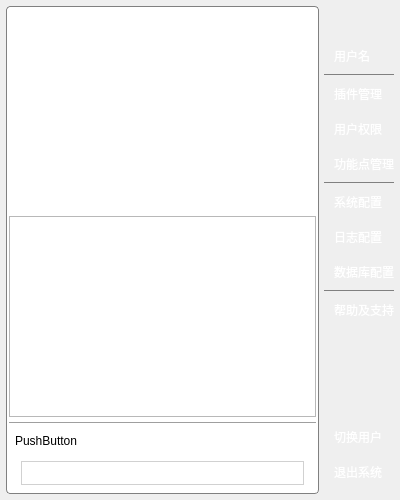
Old version of the form SKGui/cnavigtion.ui in the repository song-kang/SKHMIProject.
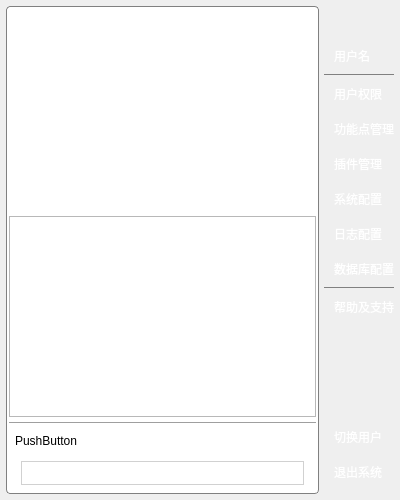
New version of the form. Icons and pictures are not drawn.

```diff
--- a/SKGui/cnavigtion.ui
+++ b/SKGui/cnavigtion.ui
@@ -255,31 +255,6 @@
          </property>
         </widget>
        </item>
-       <item>
-        <widget class="QPushButton" name="btnPlugin">
-         <property name="cursor">
-          <cursorShape>PointingHandCursor</cursorShape>
-         </property>
-         <property name="styleSheet">
-          <string notr="true">QPushButton {
-	border-radius:1px;
-	border:none;
-	background: transparent;
-	color:#ffffff;
-	text-align: left;
-	height:35px;
-	padding-left:10px;
-}
-
-QPushButton::hover {
-	border-image:url(:/images/btn_bg)
-}</string>
-         </property>
-         <property name="text">
-          <string>插件管理</string>
-         </property>
-        </widget>
-       </item>
        <item>
         <widget class="QPushButton" name="btnUsers">
          <property name="cursor">
@@ -331,15 +306,27 @@
         </widget>
        </item>
        <item>
-        <widget class="Line" name="line_3">
+        <widget class="QPushButton" name="btnPlugin">
+         <property name="cursor">
+          <cursorShape>PointingHandCursor</cursorShape>
+         </property>
          <property name="styleSheet">
-          <string notr="true">color: gray;</string>
+          <string notr="true">QPushButton {
+	border-radius:1px;
+	border:none;
+	background: transparent;
+	color:#ffffff;
+	text-align: left;
+	height:35px;
+	padding-left:10px;
+}
+
+QPushButton::hover {
+	border-image:url(:/images/btn_bg)
+}</string>
          </property>
-         <property name="frameShadow">
-          <enum>QFrame::Plain</enum>
-         </property>
-         <property name="orientation">
-          <enum>Qt::Horizontal</enum>
+         <property name="text">
+          <string>插件管理</string>
          </property>
         </widget>
        </item>
```
